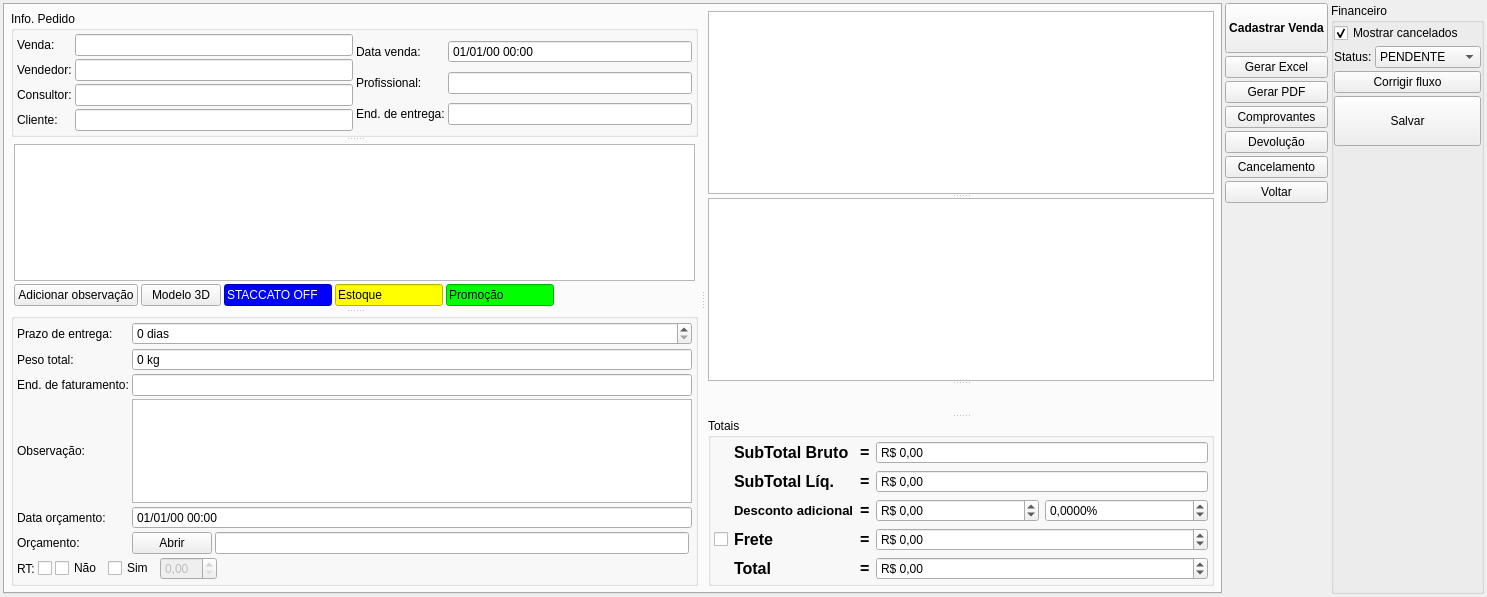
Qt form ui/venda.ui (darktorres/ERP-STACCATO) before a commit.
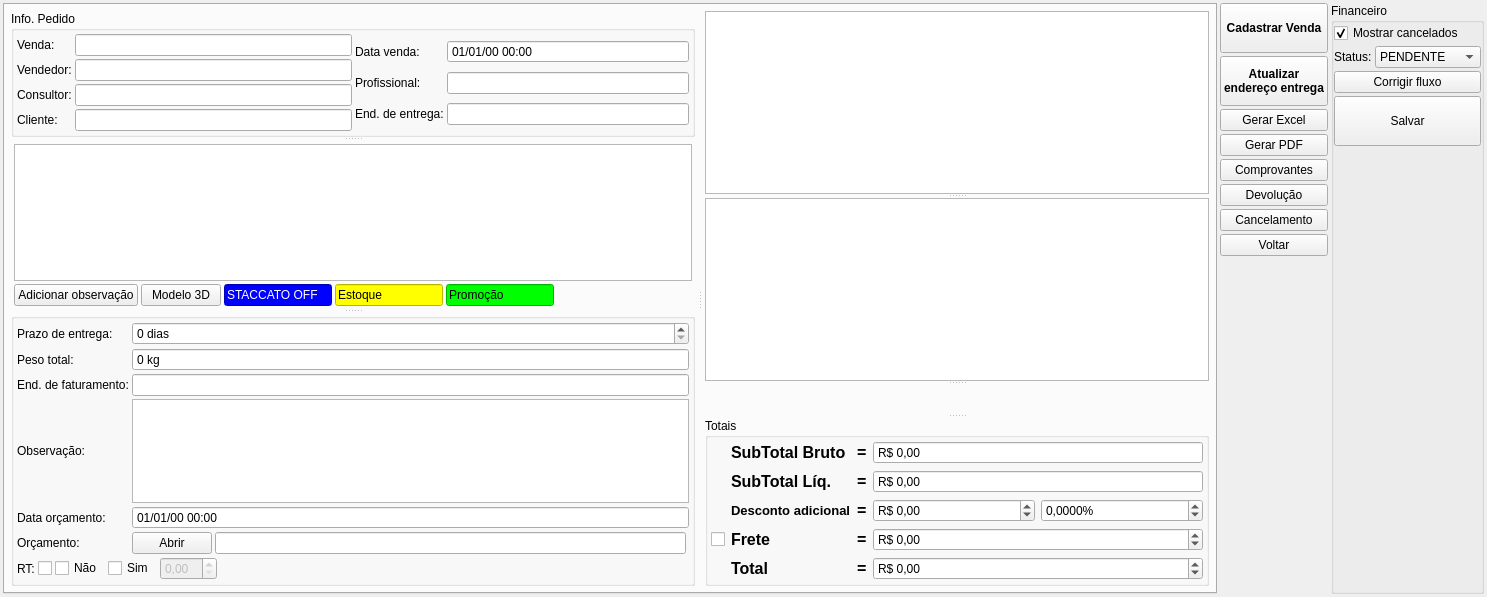
The same form after that commit. Custom widgets are drawn as their Qt base class.

Commit message: Permitir que o administrativo altere o endereço de entrega dos pedidos

```diff
--- a/ui/venda.ui
+++ b/ui/venda.ui
@@ -1268,6 +1268,28 @@
         </property>
        </widget>
       </item>
+      <item>
+       <widget class="QPushButton" name="pushButtonAtualizarEnderecoEnt">
+        <property name="minimumSize">
+         <size>
+          <width>0</width>
+          <height>50</height>
+         </size>
+        </property>
+        <property name="font">
+         <font>
+          <bold>true</bold>
+         </font>
+        </property>
+        <property name="text">
+         <string>Atualizar 
+endereço entrega</string>
+        </property>
+        <property name="autoDefault">
+         <bool>false</bool>
+        </property>
+       </widget>
+      </item>
       <item>
        <widget class="QPushButton" name="pushButtonGerarExcel">
         <property name="text">
```
The commit also changes 2 other files.
